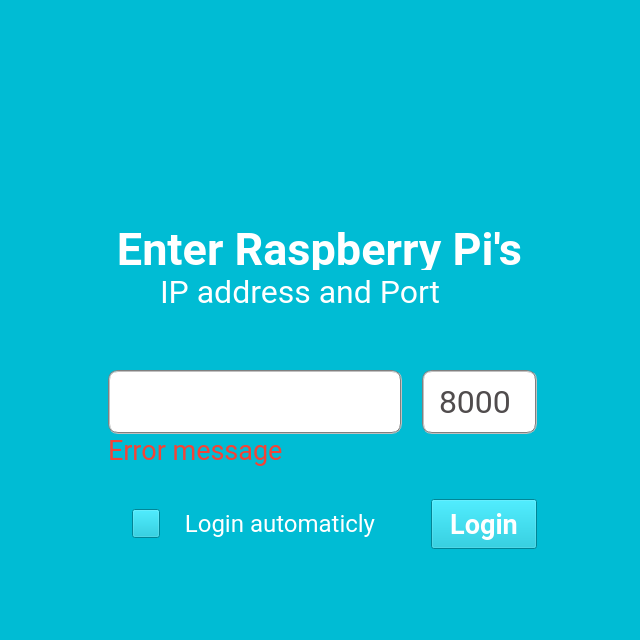
The window that client/login_screen.ui (sunfounder/SunFounder_PiCar-V) describes before a commit, drawn with Qt 5.
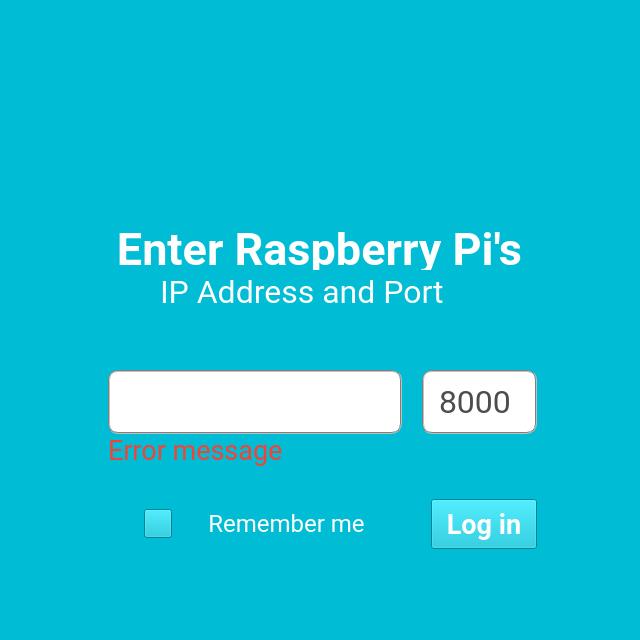
The same window after the commit. Icons and pictures are not drawn.

The edit to the form file:
```diff
--- a/client/login_screen.ui
+++ b/client/login_screen.ui
@@ -101,7 +101,7 @@
      <string notr="true">color: rgb(255, 255, 255);</string>
     </property>
     <property name="text">
-     <string>IP address and Port</string>
+     <string>IP Address and Port</string>
     </property>
    </widget>
    <widget class="QWidget" name="layoutWidget_2">
@@ -209,7 +209,7 @@
           <string notr="true">color: rgb(255, 255, 255);</string>
          </property>
          <property name="text">
-          <string>Login automaticly</string>
+          <string>Remember me</string>
          </property>
          <property name="alignment">
           <set>Qt::AlignCenter</set>
@@ -273,7 +273,7 @@
 border-image: url(./images/login_button_unpressed.png);</string>
        </property>
        <property name="text">
-        <string>Login</string>
+        <string>Log in</string>
        </property>
        <property name="iconSize">
         <size>
```
